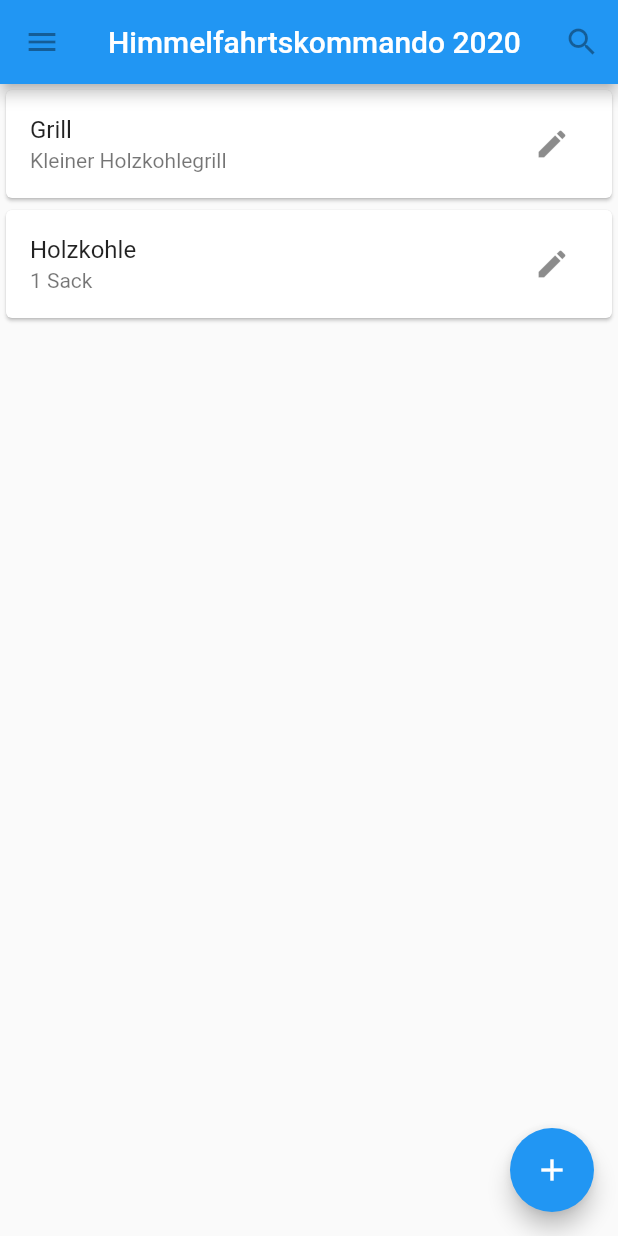
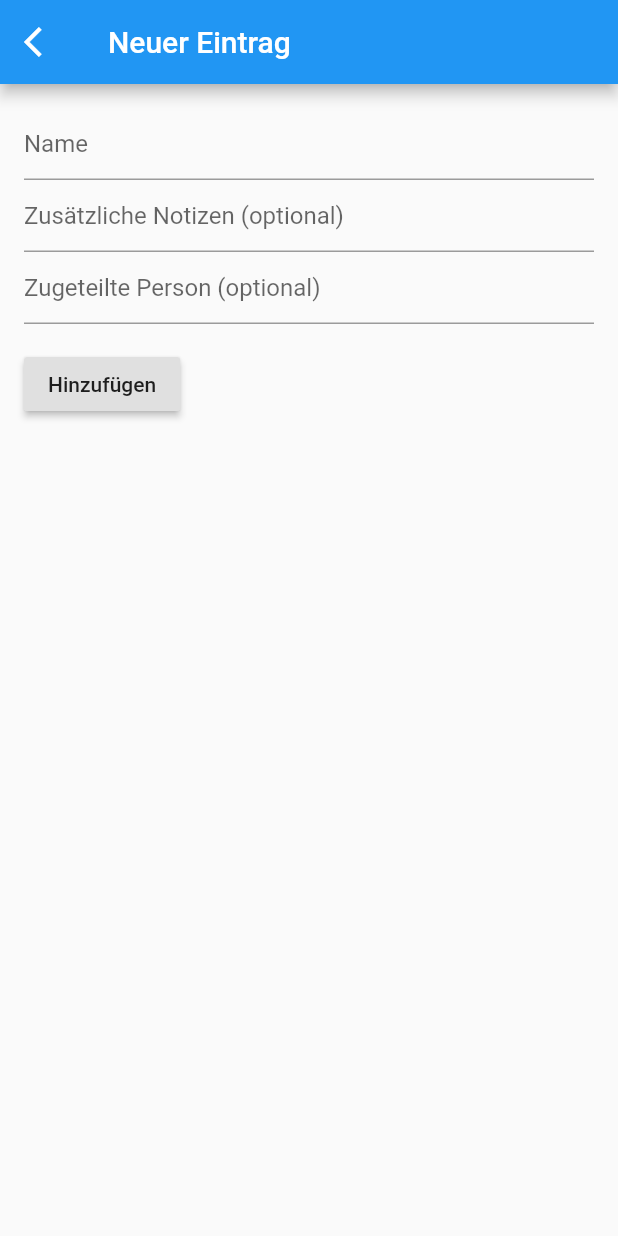
Before and after one commit to ingmar-granzow/moliris_flutter, a Flutter app: the screen it shows after launch, after a tap on the "add" icon, on a phone screen of 412 x 824 dp. Run offline on Flutter 3.47's test engine with Material 2 defaults, Android fonts, the phone set to English and light mode, and no system bars.

Commit message:
add screen to add a new item to the list

```diff
--- a/lib/main.dart
+++ b/lib/main.dart
@@ -5,6 +5,13 @@ void main() {
     title: 'Moliris Event Planner',
     home: Event(),
   ));
+}
+
+class Item {
+  String name, notes, person;
+  DateTime date = DateTime.now();
+
+  Item(this.name, this.notes, this.person);
 }
 
 class Event extends StatefulWidget {
@@ -16,35 +23,29 @@ class _EventState extends State<Event> {
   String _name = 'Himmelfahrtskommando 2020';
   // description
   // identifier
-  var _items = [
-    {'name': 'Grill', 'notes': 'Kleiner Holzkohlegrill', 'person': null, 'date': DateTime.now()},
-  ];
-
-  void _handleAddItem() {
-    setState(() {
-      _items.add({'name': 'Holzkohle', 'notes': '1 Sack', 'person': null, 'date': DateTime.now()});
-    });
-  }
+  // _items = List(Item('Grill', 'Kleiner Holzkohlegrill', 'Ingmar'));
+  //var _items = List();
+  List<Item> _items = [];
 
   @override
   Widget build(BuildContext context) {
     List<Widget> renderItems = [];
     _items.forEach((item) {
-        renderItems.add(ItemWidget(name: item['name'], notes: item['notes']));
-      });
+      renderItems.add(ItemWidget(name: item.name, notes: item.notes));
+    });
 
     return Scaffold(
       appBar: AppBar(
         leading: IconButton(
-          icon: Icon(Icons.menu),
-          tooltip: 'Navigation menu',
+          icon: Icon(Icons.arrow_back_ios),
+          tooltip: 'Back',
           onPressed: null,
         ),
         title: Text(_name),
         actions: <Widget>[
           IconButton(
-            icon: Icon(Icons.search),
-            tooltip: 'Search',
+            icon: Icon(Icons.sort),
+            tooltip: 'Sort',
             onPressed: null,
           ),
         ],
@@ -55,20 +56,37 @@ class _EventState extends State<Event> {
       floatingActionButton: FloatingActionButton(
         tooltip: 'Add',
         child: Icon(Icons.add),
-        onPressed: _handleAddItem,
+        onPressed: () {
+          _navigateAndAddItem(context);
+      },
       ),
     );
+  }
+
+  _navigateAndAddItem(BuildContext context) async {
+    // Navigator.push returns a Future that completes after calling
+    // Navigator.pop on the Selection Screen.
+    final result = await Navigator.push(
+      context,
+      MaterialPageRoute(builder: (context) => AddItem()),
+    );
+
+    if (result != null) {
+      setState(() {
+        _items.add(result);
+      });
+    }
   }
 }
 
 class ItemWidget extends StatefulWidget {
-  ItemWidget({Key key, this.name: '', this.notes: ''})
-      : super(key: key);
+  ItemWidget({Key key, this.name: '', this.notes: ''}) : super(key: key);
 
   final String name;
   final String notes;
 
-   _ItemWidgetState createState() => _ItemWidgetState();
+  @override
+  _ItemWidgetState createState() => _ItemWidgetState();
 }
 
 class _ItemWidgetState extends State<ItemWidget> {
@@ -83,17 +101,93 @@ class _ItemWidgetState extends State<ItemWidget> {
           widget.notes,
           overflow: TextOverflow.ellipsis,
         ),
-        trailing: (_person != null ? Text(_person) : IconButton(
+        trailing: IconButton(
           icon: Icon(Icons.edit),
-          onPressed: _addPerson,
-        )),
+          onPressed: null,
+        ), // or better PopupMenuButton?
       ),
     );
   }
+}
 
-  void _addPerson() {
-    setState(() {
-      _person = 'Ingmar';
-    });
+class AddItem extends StatefulWidget {
+  @override
+  _AddItemState createState() => _AddItemState();
+}
+
+class _AddItemState extends State<AddItem> {
+  final _formKey = GlobalKey<FormState>();
+  final nameController = TextEditingController();
+  final notesController = TextEditingController();
+  final personController = TextEditingController();
+
+  @override
+  void dispose() {
+    nameController.dispose();
+    notesController.dispose();
+    personController.dispose();
+    super.dispose();
+  }
+
+  @override
+  Widget build(BuildContext context) {
+    return Scaffold(
+      appBar: AppBar(
+        leading: IconButton(
+          icon: Icon(Icons.arrow_back_ios),
+          tooltip: 'Zurück',
+          onPressed: () {
+            Navigator.pop(context);
+          }
+        ),
+        title: Text('Neuer Eintrag'),
+      ),
+      body: Form(
+        key: _formKey,
+        child: Padding(
+          padding: EdgeInsets.all(16.0),
+          child: Column(
+            crossAxisAlignment: CrossAxisAlignment.start,
+            children: <Widget>[
+              TextFormField(
+                controller: nameController,
+                decoration: const InputDecoration(
+                  hintText: 'Name',
+                ),
+                validator: (value) {
+                  if (value.isEmpty) {
+                    return 'Bitte einen Namen eingeben!';
+                  }
+                  return null;
+                },
+              ),
+              TextFormField(
+                controller: notesController,
+                decoration: const InputDecoration(
+                  hintText: 'Zusätzliche Notizen (optional)',
+                ),
+              ),
+              TextFormField(
+                controller: personController,
+                decoration: const InputDecoration(
+                  hintText: 'Zugeteilte Person (optional)',
+                ),
+              ),
+              Padding(
+                padding: const EdgeInsets.symmetric(vertical: 16.0),
+                child: RaisedButton(
+                  onPressed: () {
+                    if (_formKey.currentState.validate()) {
+                      Navigator.pop(context, Item(nameController.text, notesController.text, personController.text));
+                    }
+                  },
+                  child: Text('Hinzufügen'),
+                ),
+              ),
+            ],
+          ),
+        ),
+      ),
+    );
   }
 }
```
